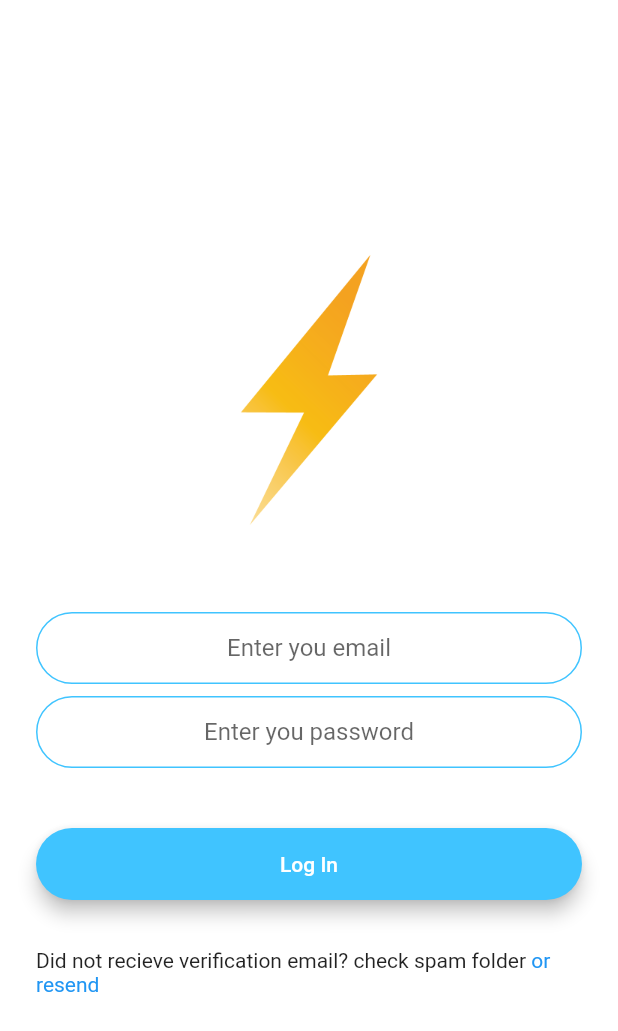
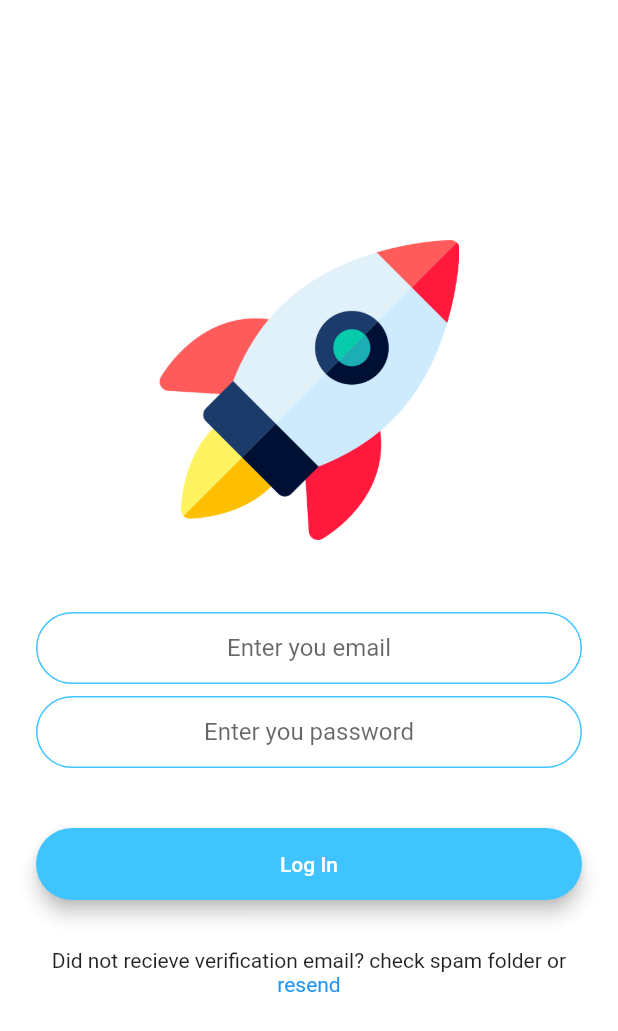
Before and after one commit to AdiAr11/chat_app, a Flutter app: the screen it shows after launch, after a tap on "Log In", on a phone screen of 412 x 824 dp. Shown: the top 1031 px of the screen. Run offline on Flutter 3.47's test engine with Material 2 defaults, Android fonts, the phone set to English and light mode, and no system bars; our stand-ins replace animated_text_kit, cloud_firestore, firebase_auth, firebase_core, flutter_spinkit; accounts and stored records are empty; network calls fail.

Commit message:
minor improvements

```diff
--- a/lib/screens/chat_screen.dart
+++ b/lib/screens/chat_screen.dart
@@ -1,6 +1,5 @@
 import 'package:cloud_firestore/cloud_firestore.dart';
 import 'package:firebase_auth/firebase_auth.dart';
-import 'package:firebase_core/firebase_core.dart';
 import 'package:flutter/material.dart';
 import 'package:chat_app/constants.dart';
 import 'package:flutter_spinkit/flutter_spinkit.dart';
@@ -37,6 +36,7 @@ class _ChatScreenState extends State<ChatScreen> {
     return Scaffold(
       backgroundColor: Colors.grey[100],
       appBar: AppBar(
+        automaticallyImplyLeading: false,
         leading: null,
         actions: <Widget>[
           IconButton(
@@ -45,7 +45,7 @@ class _ChatScreenState extends State<ChatScreen> {
                 showLogoutDialog(context);
               }),
         ],
-        title: const Text('⚡️Chat'),
+        title: const Text('🚀 Chat'),
         backgroundColor: Colors.lightBlueAccent,
       ),
       body: SafeArea(
--- a/lib/screens/login_screen.dart
+++ b/lib/screens/login_screen.dart
@@ -62,7 +62,7 @@ class _LoginScreenState extends State<LoginScreen> {
                       tag: "logo",
                       child: SizedBox(
                         height: 200.0,
-                        child: Image.asset('images/logo.png'),
+                        child: Image.asset('images/rocket.png'),
                       ),
                     ),
                   ),
@@ -99,12 +99,13 @@ class _LoginScreenState extends State<LoginScreen> {
                       buttonText: "Log In"),
 
                       RichText(
+                        textAlign: TextAlign.center,
                       text: TextSpan(
                       style: const TextStyle(color: Colors.black87),
                       children: <TextSpan>[
-                        const TextSpan(text: '\nDid not recieve verification email? check spam folder'),
+                        const TextSpan(text: '\nDid not recieve verification email? check spam folder or'),
                         TextSpan(
-                            text: ' or resend',
+                            text: ' resend',
                             style: const TextStyle(color: Colors.blue),
                             recognizer: TapGestureRecognizer()
                               ..onTap = () {
@@ -168,12 +169,12 @@ class _LoginScreenState extends State<LoginScreen> {
       final credential = await FirebaseAuth.instance.signInWithEmailAndPassword(
           email: email.toString(), password: password.toString());
       if (!mounted) return;
-      if (credential != null && currentUser!.emailVerified) {
+      if (credential != null && isEmailVerified) {
         setState(() {
           isLoading = false;
         });
         Navigator.pushNamed(context, ChatScreen.id);
-      }else if(!currentUser!.emailVerified){
+      }else if(!isEmailVerified){
         setState(() {
           isLoading = false;
         });
@@ -183,7 +184,6 @@ class _LoginScreenState extends State<LoginScreen> {
       setState(() {
         isLoading = false;
       });
-      print(e);
       if (e.code == 'user-not-found') {
         showSnackBar('No user found for that email.');
       } else if (e.code == 'wrong-password') {
--- a/lib/screens/registration_screen.dart
+++ b/lib/screens/registration_screen.dart
@@ -41,7 +41,7 @@ class _RegistrationScreenState extends State<RegistrationScreen> {
                       transitionOnUserGestures: true,
                       child: SizedBox(
                         height: 200.0,
-                        child: Image.asset('images/logo.png'),
+                        child: Image.asset('images/rocket.png'),
                       ),
                     ),
                   ),
--- a/lib/screens/welcome_screen.dart
+++ b/lib/screens/welcome_screen.dart
@@ -59,7 +59,7 @@ class _WelcomeScreenState extends State<WelcomeScreen> with SingleTickerProvider
     return Scaffold(
       backgroundColor: animation.value,
       body: Padding(
-        padding: const EdgeInsets.symmetric(horizontal: 24.0),
+        padding: const EdgeInsets.symmetric(horizontal: 20.0),
         child: Column(
           mainAxisAlignment: MainAxisAlignment.center,
           crossAxisAlignment: CrossAxisAlignment.stretch,
@@ -70,7 +70,7 @@ class _WelcomeScreenState extends State<WelcomeScreen> with SingleTickerProvider
                   tag: "logo",
                   child: SizedBox(
                     height: logoAnimation.value * 70,
-                    child: Image.asset('images/logo.png'),
+                    child: Image.asset('images/rocket.png'),
                   ),
                 ),
                 DefaultTextStyle(
@@ -82,7 +82,7 @@ class _WelcomeScreenState extends State<WelcomeScreen> with SingleTickerProvider
                   child: AnimatedTextKit(
                     isRepeatingAnimation: false,
                       animatedTexts: [
-                        TypewriterAnimatedText("Flash Chat")
+                        TypewriterAnimatedText("Rocket Chat")
                       ]
                   ),
                 )
--- a/pubspec.yaml
+++ b/pubspec.yaml
@@ -69,6 +69,7 @@ flutter:
   #   - images/a_dot_ham.jpeg
   assets:
     - images/logo.png
+    - images/rocket.png
 
   # An image asset can refer to one or more resolution-specific "variants", see
   # https://flutter.dev/assets-and-images/#resolution-aware
```
Also changed, not shown: images/rocket.png (added).
